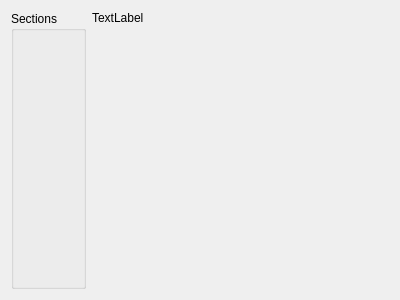
Old version of the form aboutwindow.ui in the repository casey-c/shock.
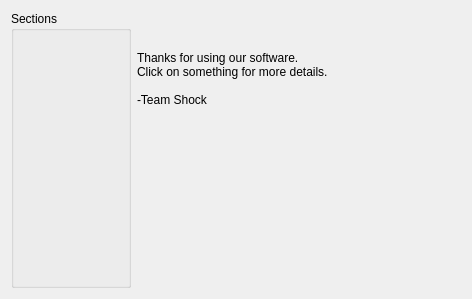
New version of the form.

```diff
--- a/aboutwindow.ui
+++ b/aboutwindow.ui
@@ -6,8 +6,8 @@
    <rect>
     <x>0</x>
     <y>0</y>
-    <width>400</width>
-    <height>300</height>
+    <width>472</width>
+    <height>299</height>
    </rect>
   </property>
   <property name="windowTitle">
@@ -18,6 +18,18 @@
     <layout class="QHBoxLayout" name="horizontalLayout">
      <item>
       <widget class="QGroupBox" name="sectionsGrBox">
+       <property name="sizePolicy">
+        <sizepolicy hsizetype="Maximum" vsizetype="Preferred">
+         <horstretch>0</horstretch>
+         <verstretch>0</verstretch>
+        </sizepolicy>
+       </property>
+       <property name="minimumSize">
+        <size>
+         <width>120</width>
+         <height>0</height>
+        </size>
+       </property>
        <property name="title">
         <string>Sections</string>
        </property>
@@ -26,11 +38,14 @@
          <rect>
           <x>0</x>
           <y>20</y>
-          <width>61</width>
+          <width>91</width>
           <height>251</height>
          </rect>
         </property>
         <layout class="QVBoxLayout" name="verticalLayout">
+         <property name="rightMargin">
+          <number>0</number>
+         </property>
          <item>
           <spacer name="verticalSpacer">
            <property name="orientation">
@@ -41,7 +56,7 @@
            </property>
            <property name="sizeHint" stdset="0">
             <size>
-             <width>20</width>
+             <width>50</width>
              <height>40</height>
             </size>
            </property>
@@ -69,7 +84,7 @@
         <enum>Qt::LeftToRight</enum>
        </property>
        <property name="text">
-        <string>TextLabel</string>
+        <string>&lt;html&gt;&lt;head/&gt;&lt;body&gt;&lt;p&gt;&lt;br/&gt;&lt;/p&gt;&lt;p&gt;Thanks for using our software.&lt;br/&gt;Click on something for more details.&lt;br/&gt;&lt;br/&gt;-Team Shock&lt;/p&gt;&lt;/body&gt;&lt;/html&gt;</string>
        </property>
        <property name="alignment">
         <set>Qt::AlignLeading|Qt::AlignLeft|Qt::AlignTop</set>
```
Left out of the diff: 3 changed lines with no effect on the pictures.
